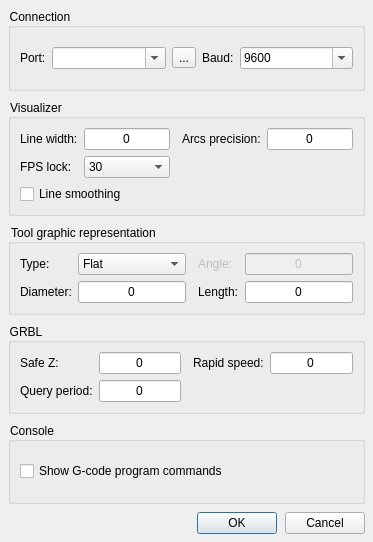
First picture: the form in frmsettings.ui, repository Denvi/Candle, before the edit.
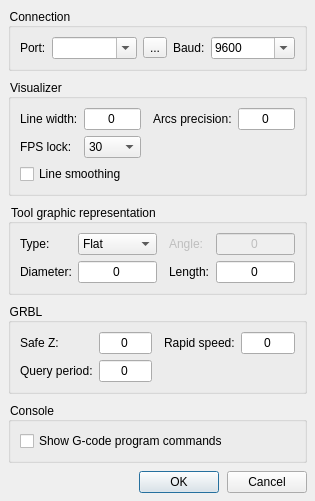
Second picture: the form after the edit. Icons and pictures are not drawn.

```diff
--- a/frmsettings.ui
+++ b/frmsettings.ui
@@ -6,8 +6,8 @@
    <rect>
     <x>0</x>
     <y>0</y>
-    <width>373</width>
-    <height>542</height>
+    <width>315</width>
+    <height>457</height>
    </rect>
   </property>
   <property name="windowTitle">
```
